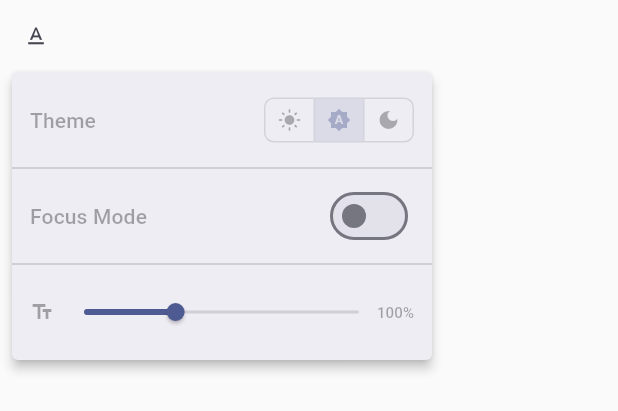
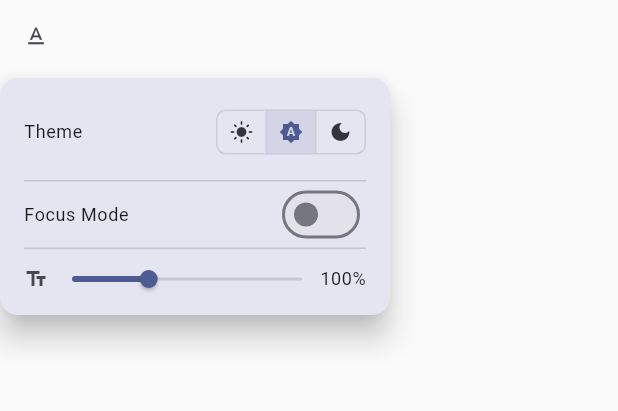
Before and after one commit to vork/Outline.md, a Flutter app: the _StyleMenuButton widget shown alone on an empty page, opened directly, after a tap on the "text format" icon, on a phone screen of 412 x 824 dp. Shown: the top 411 px of the screen. Run offline on Flutter 3.47's test engine with Material 3 defaults, Android fonts, the phone set to English and light mode, and no system bars; our stand-ins replace file_picker, flutter_markdown, flutter_riverpod, google_fonts, webview_flutter; missing offline and left inert: desktop_drop, docx_to_text, flutter_math_fork, html2md, markdown, syncfusion_flutter_pdf and 1 more.

Commit message:
Fix Style panel so slider and toggles update in real time
The popup menu approach used StatefulBuilder with ref.watch which could
not trigger rebuilds inside the overlay. Replace with a custom dialog
using a ConsumerWidget (_StylePanel) positioned below the toolbar button,
so Riverpod providers properly drive rebuilds of the theme toggles,
focus mode switch, and font size slider.

Co-Authored-By: Claude Opus 4.6 (1M context) <noreply@anthropic.com>

```diff
--- a/lib/features/toolbar/toolbar.dart
+++ b/lib/features/toolbar/toolbar.dart
@@ -489,10 +489,9 @@ class OutlineToolbar extends ConsumerWidget {
   }
 }
 
-class _StyleMenuButton extends ConsumerWidget {
+class _StyleMenuButton extends StatelessWidget {
   @override
-  Widget build(BuildContext context, WidgetRef ref) {
-    final theme = Theme.of(context);
+  Widget build(BuildContext context) {
     return IconButton(
       icon: Icon(Icons.text_format, size: 18),
       tooltip: 'Style',
@@ -501,55 +500,75 @@ class _StyleMenuButton extends ConsumerWidget {
       constraints: const BoxConstraints(minWidth: 32, minHeight: 32),
       onPressed: () {
         final button = context.findRenderObject() as RenderBox;
-        final overlay =
-            Overlay.of(context).context.findRenderObject() as RenderBox;
-        final position = RelativeRect.fromRect(
-          Rect.fromPoints(
-            button.localToGlobal(Offset(0, button.size.height),
-                ancestor: overlay),
-            button.localToGlobal(
-                Offset(button.size.width, button.size.height),
-                ancestor: overlay),
-          ),
-          Offset.zero & overlay.size,
+        final offset = button.localToGlobal(
+          Offset(0, button.size.height),
         );
-        showMenu<dynamic>(
+        showDialog(
           context: context,
-          position: position,
-          items: <PopupMenuEntry<dynamic>>[
-            _buildThemeItem(context, ref),
-            const PopupMenuDivider(),
-            _buildFocusModeItem(context, ref),
-            const PopupMenuDivider(),
-            _buildFontSizeItem(context, ref),
-          ],
+          barrierColor: Colors.transparent,
+          builder: (_) => _StylePanel(anchor: offset),
         );
       },
     );
   }
+}
 
-  PopupMenuItem _buildThemeItem(BuildContext context, WidgetRef ref) {
-    final themeMode = ref.read(themeProvider);
-    return PopupMenuItem(
-      enabled: false,
-      child: StatefulBuilder(
-        builder: (context, setState) {
-          final mode = ref.watch(themeProvider);
-          return Row(
+class _StylePanel extends ConsumerWidget {
+  final Offset anchor;
+  const _StylePanel({required this.anchor});
+
+  @override
+  Widget build(BuildContext context, WidgetRef ref) {
+    final theme = Theme.of(context);
+    final themeMode = ref.watch(themeProvider);
+    final focusMode = ref.watch(focusModeProvider);
+    final scale = ref.watch(fontScaleProvider);
+
+    return Stack(
       children: [
-              const Text('Theme'),
+        // Dismiss on tap outside
+        Positioned.fill(
+          child: GestureDetector(
+            onTap: () => Navigator.pop(context),
+            behavior: HitTestBehavior.translucent,
+          ),
+        ),
+        Positioned(
+          left: anchor.dx,
+          top: anchor.dy + 4,
+          child: Material(
+            elevation: 8,
+            borderRadius: BorderRadius.circular(12),
+            color: theme.colorScheme.surface,
+            surfaceTintColor: theme.colorScheme.surfaceTint,
+            child: Container(
+              width: 260,
+              padding: const EdgeInsets.symmetric(vertical: 12, horizontal: 16),
+              child: Column(
+                mainAxisSize: MainAxisSize.min,
+                crossAxisAlignment: CrossAxisAlignment.start,
+                children: [
+                  // Theme
+                  Row(
+                    children: [
+                      Text('Theme', style: theme.textTheme.bodySmall),
                       const Spacer(),
                       ToggleButtons(
                         isSelected: [
-                  mode == ThemeMode.light,
-                  mode == ThemeMode.system,
-                  mode == ThemeMode.dark,
+                          themeMode == ThemeMode.light,
+                          themeMode == ThemeMode.system,
+                          themeMode == ThemeMode.dark,
                         ],
                         onPressed: (index) {
-                  final m = [ThemeMode.light, ThemeMode.system, ThemeMode.dark][index];
+                          final m = [
+                            ThemeMode.light,
+                            ThemeMode.system,
+                            ThemeMode.dark,
+                          ][index];
                           ref.read(themeProvider.notifier).setMode(m);
                         },
-                constraints: const BoxConstraints(minWidth: 32, minHeight: 28),
+                        constraints:
+                            const BoxConstraints(minWidth: 32, minHeight: 28),
                         borderRadius: BorderRadius.circular(6),
                         children: const [
                           Icon(Icons.light_mode, size: 16),
@@ -558,57 +577,48 @@ class _StyleMenuButton extends ConsumerWidget {
                         ],
                       ),
                     ],
-          );
-        },
                   ),
-    );
-  }
+                  const SizedBox(height: 8),
+                  Divider(height: 1),
+                  const SizedBox(height: 8),
 
-  PopupMenuItem _buildFocusModeItem(BuildContext context, WidgetRef ref) {
-    return PopupMenuItem(
-      enabled: false,
-      child: StatefulBuilder(
-        builder: (context, setState) {
-          final focusMode = ref.watch(focusModeProvider);
-          return Row(
+                  // Focus mode
+                  Row(
                     children: [
-              const Text('Focus Mode'),
+                      Text('Focus Mode', style: theme.textTheme.bodySmall),
                       const Spacer(),
-              Switch(
+                      SizedBox(
+                        height: 28,
+                        child: Switch(
                           value: focusMode,
                           onChanged: (v) {
                             ref.read(focusModeProvider.notifier).state = v;
                           },
                         ),
+                      ),
                     ],
-          );
-        },
                   ),
-    );
-  }
+                  const SizedBox(height: 8),
+                  Divider(height: 1),
+                  const SizedBox(height: 8),
 
-  PopupMenuItem _buildFontSizeItem(BuildContext context, WidgetRef ref) {
-    final theme = Theme.of(context);
-    return PopupMenuItem(
-      enabled: false,
-      child: StatefulBuilder(
-        builder: (context, setState) {
-          final scale = ref.watch(fontScaleProvider);
-          return Row(
+                  // Font size
+                  Row(
                     children: [
-              const Icon(Icons.text_fields, size: 16),
-              const SizedBox(width: 8),
+                      Icon(Icons.text_fields, size: 16,
+                          color: theme.colorScheme.onSurfaceVariant),
+                      const SizedBox(width: 4),
                       Expanded(
                         child: SliderTheme(
                           data: SliderThemeData(
                             trackHeight: 2,
-                    thumbShape:
-                        const RoundSliderThumbShape(enabledThumbRadius: 6),
-                    overlayShape:
-                        const RoundSliderOverlayShape(overlayRadius: 12),
+                            thumbShape: const RoundSliderThumbShape(
+                                enabledThumbRadius: 6),
+                            overlayShape: const RoundSliderOverlayShape(
+                                overlayRadius: 12),
                             activeTrackColor: theme.colorScheme.primary,
-                    inactiveTrackColor:
-                        theme.colorScheme.onSurface.withValues(alpha: 0.15),
+                            inactiveTrackColor: theme.colorScheme.onSurface
+                                .withValues(alpha: 0.15),
                             thumbColor: theme.colorScheme.primary,
                           ),
                           child: Slider(
@@ -624,12 +634,16 @@ class _StyleMenuButton extends ConsumerWidget {
                       ),
                       Text(
                         '${(scale * 100).round()}%',
-                style: TextStyle(fontSize: 10),
+                        style: theme.textTheme.bodySmall,
                       ),
                     ],
-          );
-        },
                   ),
+                ],
+              ),
+            ),
+          ),
+        ),
+      ],
     );
   }
 }
```
Lines whose indentation alone changed are shown as unchanged.
